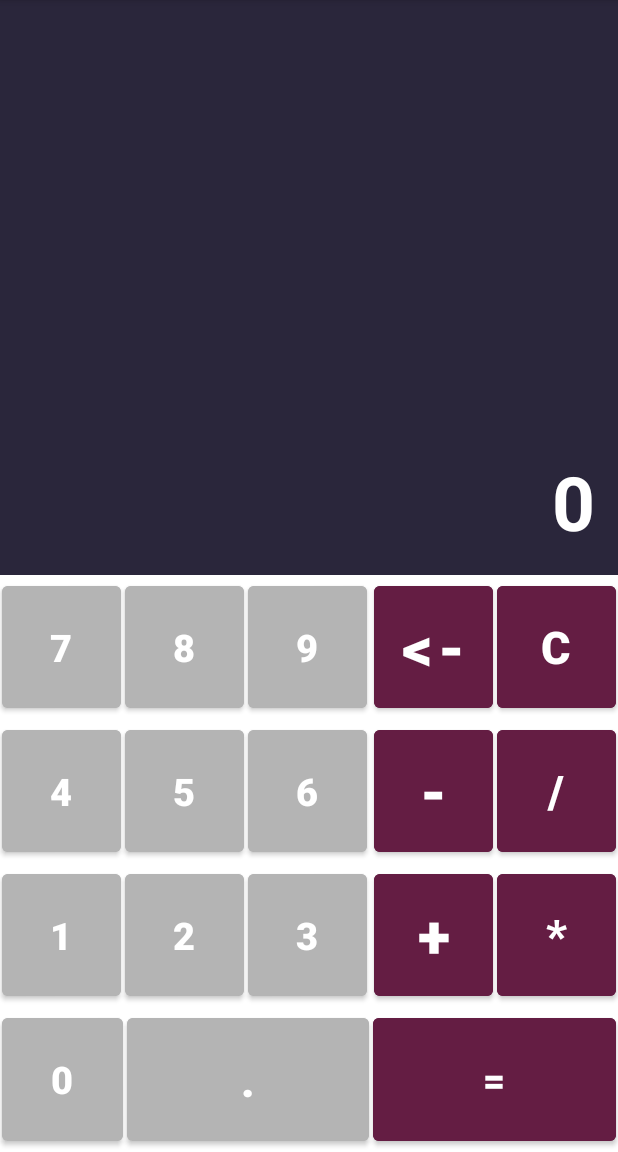
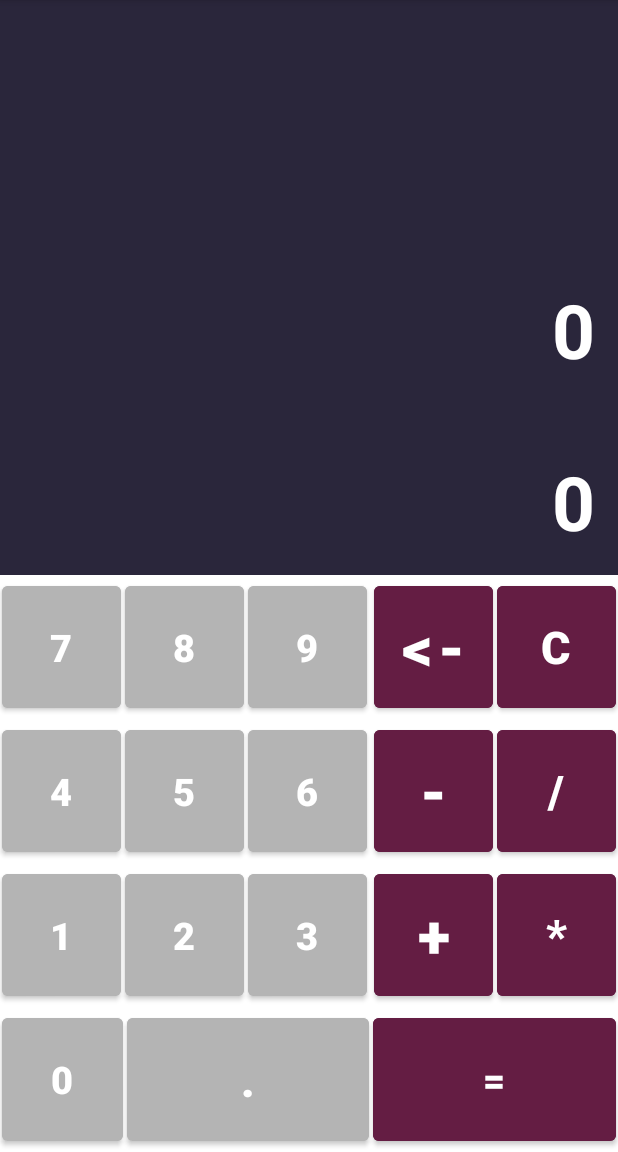
Before and after one commit to HT-Tuan/ProjectMobile, an Android app: the MainActivity screen opened directly, with no data from a screen before it, after a tap on an icon or button, on a phone screen of 412 x 824 dp, the part 84-1236 px from its top. Run offline under Robolectric (Android 15) with nearby library versions, the phone set to English and light mode, and no system bars.

Commit message:
final edited

```diff
--- a/CalculatorApplication/app/src/main/java/com/hcmute/edu/vn/calculatorapplication/MainActivity.java
+++ b/CalculatorApplication/app/src/main/java/com/hcmute/edu/vn/calculatorapplication/MainActivity.java
@@ -20,7 +20,7 @@ import java.util.Stack;
 public class MainActivity extends AppCompatActivity
         implements View.OnClickListener {
     private TextView tvPhepTinh, tvKq;
-    private String pheptinh = "", kq = "0";
+    private String pheptinh = "0", kq = "0";
     private Button btn0, btn1, btn2, btn3, btn4, btn5, btn6, btn7, btn8, btn9, btnXoa, bntXoaHet, btnTru, btnCong, btnNhan, btnChia, btnCham, btnBang;
 
     @Override
@@ -158,7 +158,7 @@ public class MainActivity extends AppCompatActivity
     }
 
     public void xoaHet() {
-        pheptinh = "";
+        pheptinh = "0";
         kq = "0";
         tvPhepTinh.setText(pheptinh);
         tvKq.setText(kq);
```
Also changed, not shown: CalculatorApplication/app/src/main/java/com/hcmute/edu/vn/calculatorapplication/MainActivityDemo.java (+14 -8 lines).
